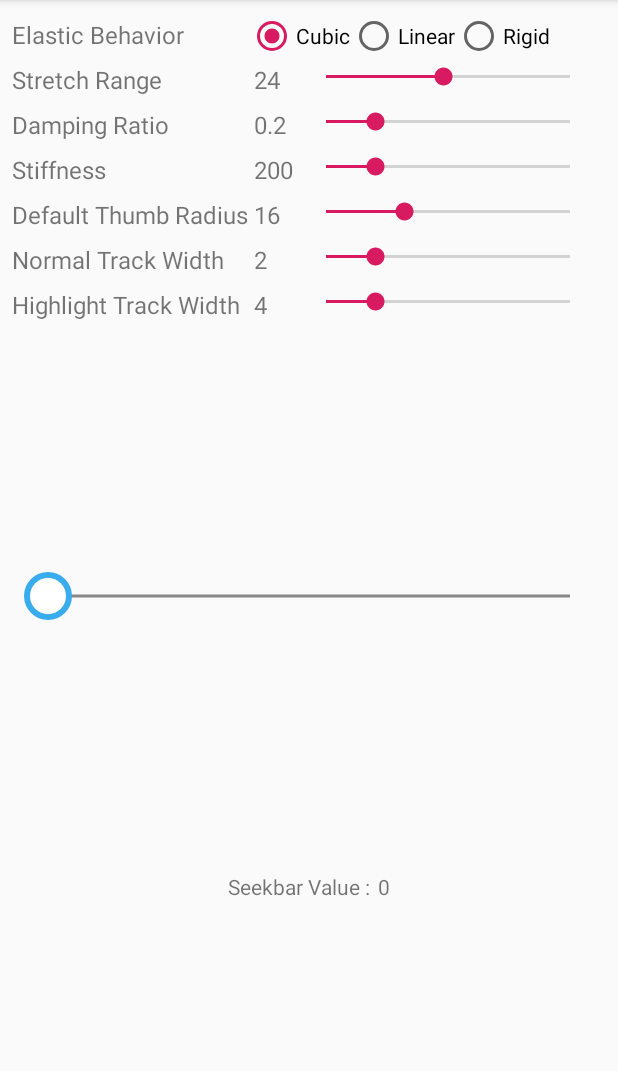
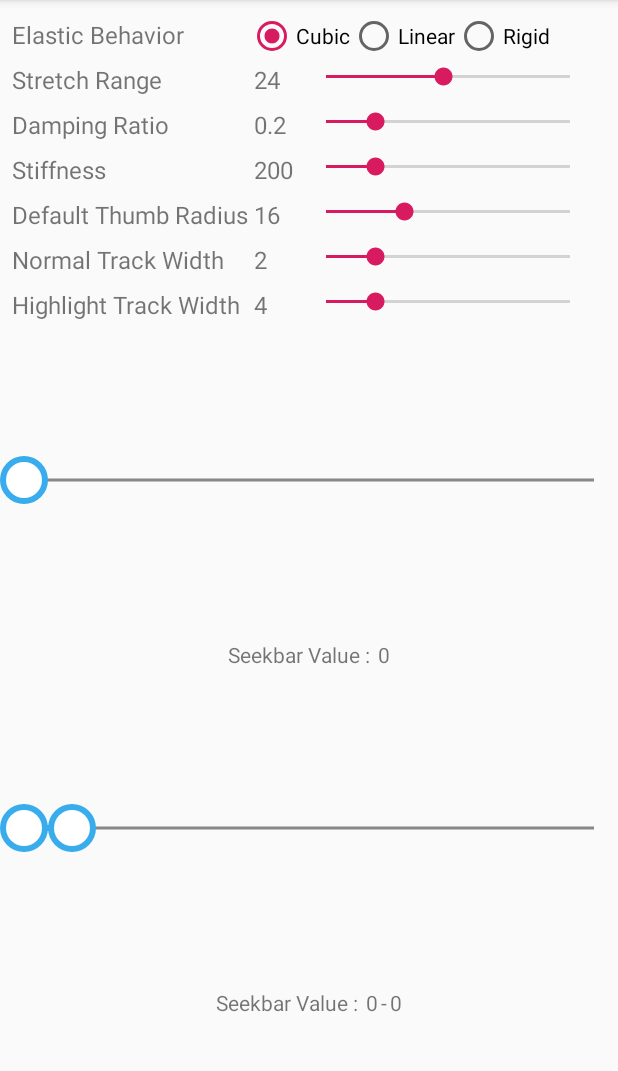
Before and after one commit to Chrisvin/RubberPicker, an Android app: the screen it shows after launch (MainActivity), on a phone screen of 412 x 824 dp, the part 84-1155 px from its top. Run offline under Robolectric (Android 15) with nearby library versions, the phone set to English and light mode, and no system bars.

Commit message:
Update demo app for RubberRangePicker

```diff
--- a/app/src/main/res/layout/activity_main.xml
+++ b/app/src/main/res/layout/activity_main.xml
@@ -252,8 +252,6 @@
             android:id="@+id/rubberSeekBar"
             android:layout_width="0dp"
             android:layout_height="wrap_content"
-            android:layout_marginStart="16dp"
-            android:layout_marginEnd="16dp"
             app:layout_constraintLeft_toLeftOf="parent"
             app:layout_constraintRight_toRightOf="parent"
             app:layout_constraintBottom_toTopOf="@+id/rubberSeekBarValueHeading"
@@ -265,8 +263,8 @@
             app:layout_constraintTop_toBottomOf="@+id/rubberSeekBar"
             app:layout_constraintStart_toStartOf="parent"
             app:layout_constraintEnd_toStartOf="@+id/rubberSeekBarValue"
-            app:layout_constraintBottom_toBottomOf="parent"
             app:layout_constraintHorizontal_chainStyle="packed"
+            app:layout_constraintBottom_toTopOf="@id/rubberRangePicker"
             android:layout_width="wrap_content" android:layout_height="wrap_content"/>
     <TextView
             android:id="@+id/rubberSeekBarValue"
@@ -278,4 +276,48 @@
             android:layout_width="wrap_content" android:layout_height="wrap_content"/>
 
 
+    <com.jem.rubberpicker.RubberRangePicker
+            android:id="@+id/rubberRangePicker"
+            android:layout_width="0dp"
+            android:layout_height="wrap_content"
+            app:layout_constraintLeft_toLeftOf="parent"
+            app:layout_constraintRight_toRightOf="parent"
+            app:layout_constraintTop_toBottomOf="@id/rubberSeekBarValueHeading"
+            app:layout_constraintBottom_toTopOf="@+id/rubberRangePickerValueHeading"
+    />
+
+    <TextView
+            android:id="@+id/rubberRangePickerValueHeading"
+            android:text="Seekbar Value : "
+            app:layout_constraintStart_toStartOf="parent"
+            app:layout_constraintTop_toBottomOf="@+id/rubberRangePicker"
+            app:layout_constraintEnd_toStartOf="@+id/rubberRangePickerStartValue"
+            app:layout_constraintBottom_toBottomOf="parent"
+            app:layout_constraintHorizontal_chainStyle="packed"
+            android:layout_width="wrap_content" android:layout_height="wrap_content"/>
+    <TextView
+            android:id="@+id/rubberRangePickerStartValue"
+            android:text="0"
+            android:layout_marginLeft="2dp"
+            app:layout_constraintBaseline_toBaselineOf="@id/rubberRangePickerValueHeading"
+            app:layout_constraintStart_toEndOf="@+id/rubberRangePickerValueHeading"
+            app:layout_constraintEnd_toEndOf="@id/rubberRangePickerValueDivider"
+            android:layout_width="wrap_content" android:layout_height="wrap_content"/>
+    <TextView
+            android:id="@+id/rubberRangePickerValueDivider"
+            android:text="-"
+            android:layout_marginLeft="2dp"
+            app:layout_constraintBaseline_toBaselineOf="@id/rubberRangePickerValueHeading"
+            app:layout_constraintStart_toEndOf="@+id/rubberRangePickerStartValue"
+            app:layout_constraintEnd_toStartOf="@id/rubberRangePickerEndValue"
+            android:layout_width="wrap_content" android:layout_height="wrap_content"/>
+    <TextView
+            android:id="@+id/rubberRangePickerEndValue"
+            android:text="0"
+            android:layout_marginLeft="2dp"
+            app:layout_constraintBaseline_toBaselineOf="@id/rubberRangePickerValueHeading"
+            app:layout_constraintStart_toEndOf="@+id/rubberRangePickerValueDivider"
+            app:layout_constraintEnd_toEndOf="parent"
+            android:layout_width="wrap_content" android:layout_height="wrap_content"/>
+
 </android.support.constraint.ConstraintLayout>
```
Also changed, not shown: app/src/main/java/com/jem/MainActivity.kt (+33 -3 lines).
